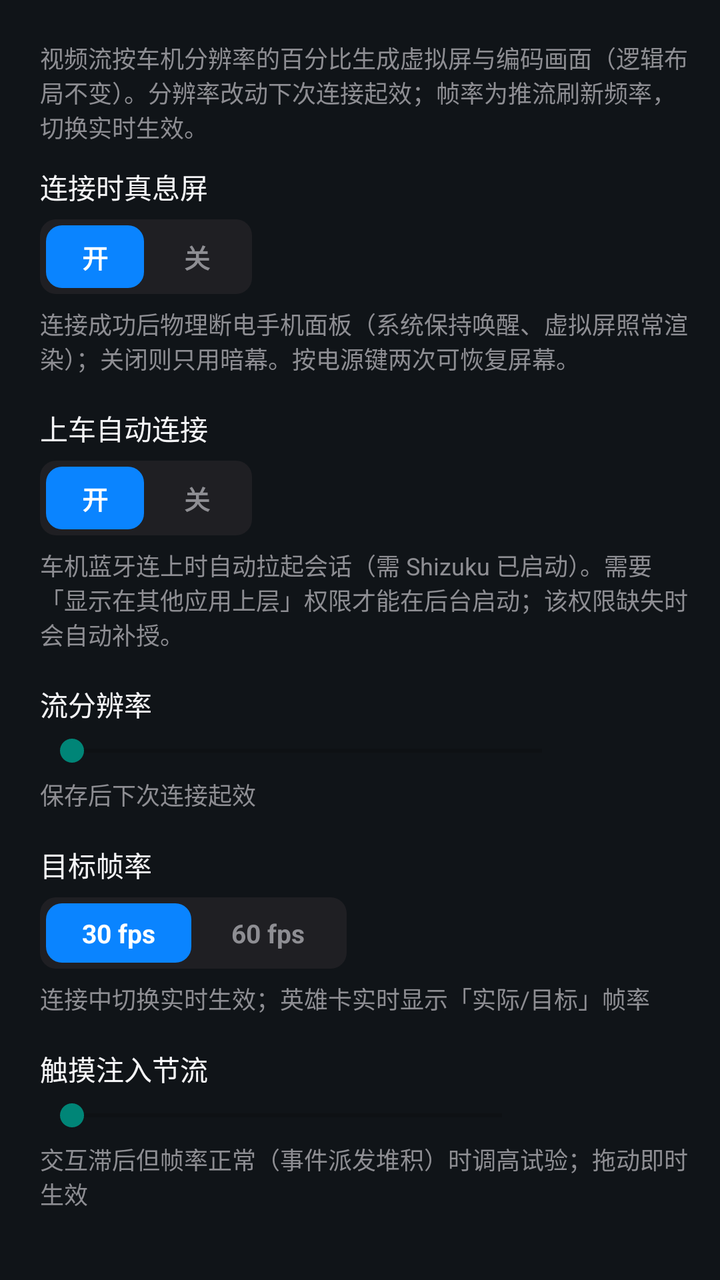
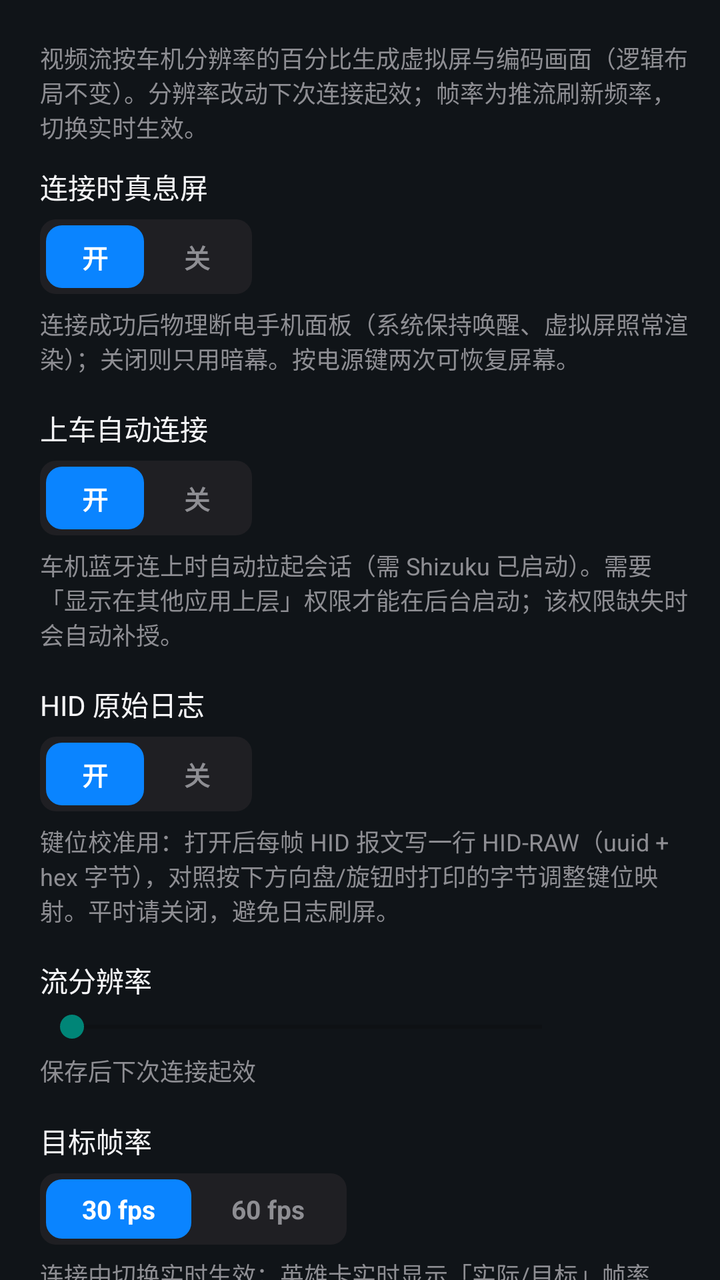

Before-and-after screenshots of an Android layout around one commit, followed by the original layout XML and the change that was made.
<!-- AndroidManifest.xml: application theme Theme.CarPlaySender -->
<!-- res/layout/fragment_panel_display.xml -->
<?xml version="1.0" encoding="utf-8"?>
<ScrollView xmlns:android="http://schemas.android.com/apk/res/android"
    android:layout_width="match_parent"
    android:layout_height="match_parent"
    android:fillViewport="true"
    android:scrollbars="none">

    <LinearLayout
        android:layout_width="match_parent"
        android:layout_height="wrap_content"
        android:orientation="vertical"
        android:paddingLeft="20dp"
        android:paddingTop="14dp"
        android:paddingRight="13dp"
        android:paddingBottom="10dp">

        <TextView
            android:layout_width="match_parent"
            android:layout_height="wrap_content"
            android:layout_marginTop="6dp"
            android:layout_marginBottom="11dp"
            android:text="视频流按车机分辨率的百分比生成虚拟屏与编码画面（逻辑布局不变）。分辨率改动下次连接起效；帧率为推流刷新频率，切换实时生效。"
            android:textColor="#FF8E8E93"
            android:textSize="12sp" />

        <TextView
            android:layout_width="wrap_content"
            android:layout_height="wrap_content"
            android:text="连接时真息屏"
            android:textColor="#FFF5F5F7"
            android:textSize="14sp" />

        <LinearLayout
            android:layout_width="wrap_content"
            android:layout_height="wrap_content"
            android:layout_marginTop="6dp"
            android:background="@drawable/bg_segment"
            android:orientation="horizontal"
            android:padding="3dp">

            <TextView
                android:id="@+id/btnScreenOffOn"
                android:layout_width="wrap_content"
                android:layout_height="wrap_content"
                android:background="@drawable/bg_segment_sel"
                android:paddingLeft="18dp"
                android:paddingTop="6dp"
                android:paddingRight="18dp"
                android:paddingBottom="6dp"
                android:text="开"
                android:textColor="#FFFFFFFF"
                android:textSize="13sp"
                android:textStyle="bold" />

            <TextView
                android:id="@+id/btnScreenOffOff"
                android:layout_width="wrap_content"
                android:layout_height="wrap_content"
                android:layout_marginLeft="2dp"
                android:paddingLeft="18dp"
                android:paddingTop="6dp"
                android:paddingRight="18dp"
                android:paddingBottom="6dp"
                android:text="关"
                android:textColor="#FF8E8E93"
                android:textSize="13sp"
                android:textStyle="bold" />
        </LinearLayout>

        <TextView
            android:id="@+id/screenOffNote"
            android:layout_width="match_parent"
            android:layout_height="wrap_content"
            android:layout_marginTop="6dp"
            android:text="连接成功后物理断电手机面板（系统保持唤醒、虚拟屏照常渲染）；关闭则只用暗幕。按电源键两次可恢复屏幕。"
            android:textColor="#FF8E8E93"
            android:textSize="12sp" />

        <TextView
            android:layout_width="wrap_content"
            android:layout_height="wrap_content"
            android:layout_marginTop="16dp"
            android:text="上车自动连接"
            android:textColor="#FFF5F5F7"
            android:textSize="14sp" />

        <LinearLayout
            android:layout_width="wrap_content"
            android:layout_height="wrap_content"
            android:layout_marginTop="6dp"
            android:background="@drawable/bg_segment"
            android:orientation="horizontal"
            android:padding="3dp">

            <TextView
                android:id="@+id/btnAutoConnectOn"
                android:layout_width="wrap_content"
                android:layout_height="wrap_content"
                android:background="@drawable/bg_segment_sel"
                android:paddingLeft="18dp"
                android:paddingTop="6dp"
                android:paddingRight="18dp"
                android:paddingBottom="6dp"
                android:text="开"
                android:textColor="#FFFFFFFF"
                android:textSize="13sp"
                android:textStyle="bold" />

            <TextView
                android:id="@+id/btnAutoConnectOff"
                android:layout_width="wrap_content"
                android:layout_height="wrap_content"
                android:layout_marginLeft="2dp"
                android:paddingLeft="18dp"
                android:paddingTop="6dp"
                android:paddingRight="18dp"
                android:paddingBottom="6dp"
                android:text="关"
                android:textColor="#FF8E8E93"
                android:textSize="13sp"
                android:textStyle="bold" />
        </LinearLayout>

        <TextView
            android:id="@+id/autoConnectNote"
            android:layout_width="match_parent"
            android:layout_height="wrap_content"
            android:layout_marginTop="6dp"
            android:text="车机蓝牙连上时自动拉起会话（需 Shizuku 已启动）。需要「显示在其他应用上层」权限才能在后台启动；该权限缺失时会自动补授。"
            android:textColor="#FF8E8E93"
            android:textSize="12sp" />

        <TextView
            android:layout_width="wrap_content"
            android:layout_height="wrap_content"
            android:layout_marginTop="16dp"
            android:text="流分辨率"
            android:textColor="#FFF5F5F7"
            android:textSize="14sp" />

        <LinearLayout
            android:layout_width="match_parent"
            android:layout_height="wrap_content"
            android:layout_marginTop="4dp"
            android:gravity="center_vertical"
            android:orientation="horizontal">

            <SeekBar
                android:id="@+id/displayScaleSeek"
                android:layout_width="0dp"
                android:layout_height="wrap_content"
                android:layout_weight="1"
                android:max="26" />

            <TextView
                android:id="@+id/displayScaleValue"
                android:layout_width="52dp"
                android:layout_height="wrap_content"
                android:layout_marginLeft="8dp"
                android:gravity="right"
                android:textColor="#FF8E8E93"
                android:textSize="12sp" />
        </LinearLayout>

        <TextView
            android:id="@+id/displayScaleNote"
            android:layout_width="match_parent"
            android:layout_height="wrap_content"
            android:layout_marginTop="4dp"
            android:text="保存后下次连接起效"
            android:textColor="#FF8E8E93"
            android:textSize="12sp" />

        <TextView
            android:layout_width="wrap_content"
            android:layout_height="wrap_content"
            android:layout_marginTop="16dp"
            android:text="目标帧率"
            android:textColor="#FFF5F5F7"
            android:textSize="14sp" />

        <LinearLayout
            android:layout_width="wrap_content"
            android:layout_height="wrap_content"
            android:layout_marginTop="6dp"
            android:background="@drawable/bg_segment"
            android:orientation="horizontal"
            android:padding="3dp">

            <TextView
                android:id="@+id/btnFps30"
                android:layout_width="wrap_content"
                android:layout_height="wrap_content"
                android:background="@drawable/bg_segment_sel"
                android:paddingLeft="18dp"
                android:paddingTop="6dp"
                android:paddingRight="18dp"
                android:paddingBottom="6dp"
                android:text="30 fps"
                android:textColor="#FFFFFFFF"
                android:textSize="13sp"
                android:textStyle="bold" />

            <TextView
                android:id="@+id/btnFps60"
                android:layout_width="wrap_content"
                android:layout_height="wrap_content"
                android:layout_marginLeft="2dp"
                android:paddingLeft="18dp"
                android:paddingTop="6dp"
                android:paddingRight="18dp"
                android:paddingBottom="6dp"
                android:text="60 fps"
                android:textColor="#FF8E8E93"
                android:textSize="13sp"
                android:textStyle="bold" />
        </LinearLayout>

        <TextView
            android:layout_width="match_parent"
            android:layout_height="wrap_content"
            android:layout_marginTop="6dp"
            android:text="连接中切换实时生效；英雄卡实时显示「实际/目标」帧率"
            android:textColor="#FF8E8E93"
            android:textSize="12sp" />

        <TextView
            android:layout_width="wrap_content"
            android:layout_height="wrap_content"
            android:layout_marginTop="16dp"
            android:text="触摸注入节流"
            android:textColor="#FFF5F5F7"
            android:textSize="14sp" />

        <LinearLayout
            android:layout_width="match_parent"
            android:layout_height="wrap_content"
            android:layout_marginTop="4dp"
            android:gravity="center_vertical"
            android:orientation="horizontal">

            <SeekBar
                android:id="@+id/throttleSeek"
                android:layout_width="0dp"
                android:layout_height="wrap_content"
                android:layout_weight="1"
                android:max="6" />

            <TextView
                android:id="@+id/throttleValue"
                android:layout_width="72dp"
                android:layout_height="wrap_content"
                android:layout_marginLeft="8dp"
                android:gravity="right"
                android:textColor="#FF8E8E93"
                android:textSize="12sp" />
        </LinearLayout>

        <TextView
            android:layout_width="match_parent"
            android:layout_height="wrap_content"
            android:layout_marginTop="4dp"
            android:text="交互滞后但帧率正常（事件派发堆积）时调高试验；拖动即时生效"
            android:textColor="#FF8E8E93"
            android:textSize="12sp" />
    </LinearLayout>
</ScrollView>
<!-- resources referenced by this layout -->
<resources>
  <!-- drawable bg_segment (drawable) -->
  <?xml version="1.0" encoding="utf-8"?>
  <shape xmlns:android="http://schemas.android.com/apk/res/android"
      android:shape="rectangle">
      <solid android:color="#FF1F1F23" />
      <corners android:radius="8dp" />
  </shape>
  <!-- drawable bg_segment_sel (drawable) -->
  <?xml version="1.0" encoding="utf-8"?>
  <shape xmlns:android="http://schemas.android.com/apk/res/android"
      android:shape="rectangle">
      <solid android:color="#FF0A84FF" />
      <corners android:radius="8dp" />
  </shape>
  <style name="Theme.CarPlaySender" parent="Theme.AppCompat.DayNight.NoActionBar">
          <item name="android:statusBarColor">#000000</item>
          <item name="android:navigationBarColor">#000000</item>
          <item name="android:windowLightStatusBar">false</item>
          <item name="android:windowLightNavigationBar">false</item>
          <item name="android:colorBackground">#101418</item>
      </style>
</resources>

<!-- the commit's change to res/layout/fragment_panel_display.xml (unified diff, before → after) -->
@@ -134,6 +134,60 @@
             android:layout_width="wrap_content"
             android:layout_height="wrap_content"
             android:layout_marginTop="16dp"
+            android:text="HID 原始日志"
+            android:textColor="#FFF5F5F7"
+            android:textSize="14sp" />
+
+        <LinearLayout
+            android:layout_width="wrap_content"
+            android:layout_height="wrap_content"
+            android:layout_marginTop="6dp"
+            android:background="@drawable/bg_segment"
+            android:orientation="horizontal"
+            android:padding="3dp">
+
+            <TextView
+                android:id="@+id/btnHidRawOn"
+                android:layout_width="wrap_content"
+                android:layout_height="wrap_content"
+                android:background="@drawable/bg_segment_sel"
+                android:paddingLeft="18dp"
+                android:paddingTop="6dp"
+                android:paddingRight="18dp"
+                android:paddingBottom="6dp"
+                android:text="开"
+                android:textColor="#FFFFFFFF"
+                android:textSize="13sp"
+                android:textStyle="bold" />
+
+            <TextView
+                android:id="@+id/btnHidRawOff"
+                android:layout_width="wrap_content"
+                android:layout_height="wrap_content"
+                android:layout_marginLeft="2dp"
+                android:paddingLeft="18dp"
+                android:paddingTop="6dp"
+                android:paddingRight="18dp"
+                android:paddingBottom="6dp"
+                android:text="关"
+                android:textColor="#FF8E8E93"
+                android:textSize="13sp"
+                android:textStyle="bold" />
+        </LinearLayout>
+
+        <TextView
+            android:id="@+id/hidRawNote"
+            android:layout_width="match_parent"
+            android:layout_height="wrap_content"
+            android:layout_marginTop="6dp"
+            android:text="键位校准用：打开后每帧 HID 报文写一行 HID-RAW（uuid + hex 字节），对照按下方向盘/旋钮时打印的字节调整键位映射。平时请关闭，避免日志刷屏。"
+            android:textColor="#FF8E8E93"
+            android:textSize="12sp" />
+
+        <TextView
+            android:layout_width="wrap_content"
+            android:layout_height="wrap_content"
+            android:layout_marginTop="16dp"
             android:text="流分辨率"
             android:textColor="#FFF5F5F7"
             android:textSize="14sp" />
